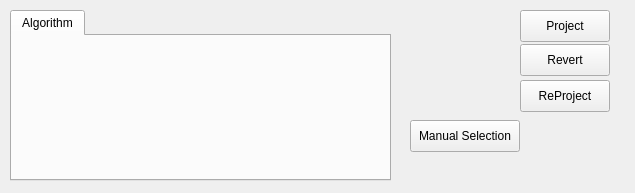
First picture: the form in MLDemos/optsProject.ui, repository b4silio/MLDemos, before the edit.
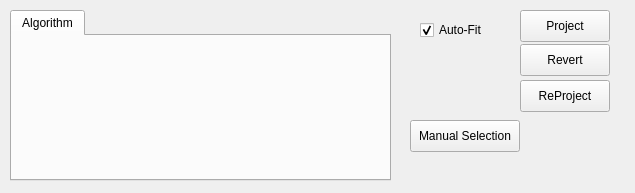
Second picture: the form after the edit.

Commit message: - Added EigenVector display (table form) for PCA - Added KPCA target dimensions to choose gow many we want to actually provide - Taken out the CrossValidation buttons as they were not useful anymore since we now have the compare button - Added an "auto fit" checkbox in the projections panel - Started adding a Kernel PCA display for kernel features contour lines

Patch:
```diff
--- a/MLDemos/optsProject.ui
+++ b/MLDemos/optsProject.ui
@@ -129,6 +129,30 @@
     <bool>true</bool>
    </property>
   </widget>
+  <widget class="QCheckBox" name="fitCheck">
+   <property name="geometry">
+    <rect>
+     <x>420</x>
+     <y>20</y>
+     <width>87</width>
+     <height>20</height>
+    </rect>
+   </property>
+   <property name="font">
+    <font>
+     <pointsize>9</pointsize>
+    </font>
+   </property>
+   <property name="toolTip">
+    <string>Fit window to data after Projecting or Reverting the data</string>
+   </property>
+   <property name="text">
+    <string>Auto-Fit</string>
+   </property>
+   <property name="checked">
+    <bool>true</bool>
+   </property>
+  </widget>
  </widget>
  <resources/>
  <connections/>
```
The commit also changes 20 other files.
